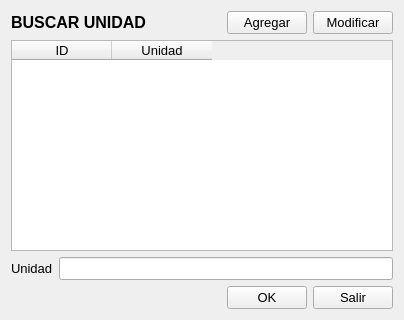
Old version of the form Producto/unidadbuscar.ui in the repository radtek/manager.
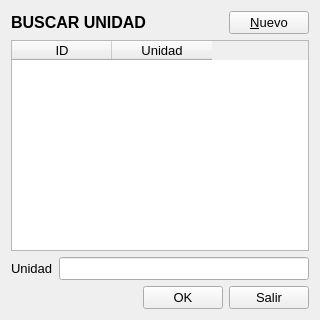
New version of the form. Icons and pictures are not drawn.

Patch:
```diff
--- a/Producto/unidadbuscar.ui
+++ b/Producto/unidadbuscar.ui
@@ -6,7 +6,7 @@
    <rect>
     <x>0</x>
     <y>0</y>
-    <width>404</width>
+    <width>315</width>
     <height>320</height>
    </rect>
   </property>
@@ -51,7 +51,7 @@
         </font>
        </property>
        <property name="text">
-        <string>Agregar</string>
+        <string>&amp;Nuevo</string>
        </property>
        <property name="icon">
         <iconset resource="../ManagerSystem/iconos.qrc">
@@ -63,27 +63,8 @@
          <height>32</height>
         </size>
        </property>
-      </widget>
-     </item>
-     <item>
-      <widget class="QPushButton" name="pushButton_modificar">
-       <property name="font">
-        <font>
-         <pointsize>10</pointsize>
-        </font>
-       </property>
-       <property name="text">
-        <string>Modificar</string>
-       </property>
-       <property name="icon">
-        <iconset resource="../ManagerSystem/iconos.qrc">
-         <normaloff>:/new/Iconos/modificar_32.png</normaloff>:/new/Iconos/modificar_32.png</iconset>
-       </property>
-       <property name="iconSize">
-        <size>
-         <width>32</width>
-         <height>32</height>
-        </size>
+       <property name="shortcut">
+        <string>Alt+N</string>
        </property>
       </widget>
      </item>
```
Left out of the diff: 1 changed line with no effect on the pictures.
